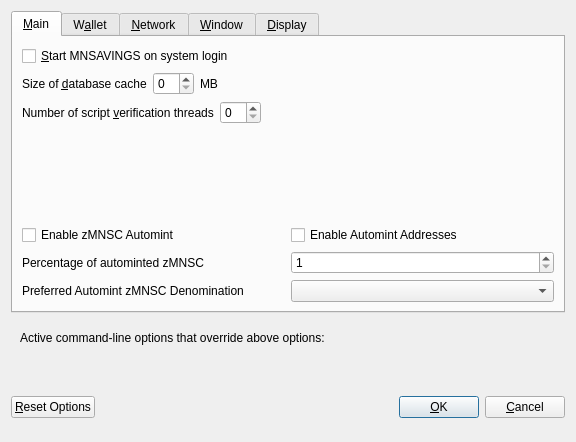
Before: the Qt Designer form src/qt/forms/optionsdialog.ui in mnsccoin/src, drawn with Qt 5.
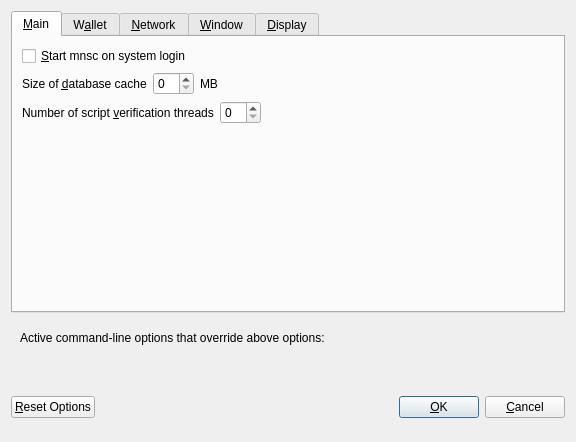
After: the same form once the commit is applied. Custom widgets are drawn as their Qt base class.

The edit to the form file:
```diff
--- a/src/qt/forms/optionsdialog.ui
+++ b/src/qt/forms/optionsdialog.ui
@@ -33,7 +33,7 @@
           <string>Automatically start MNSAVINGS after logging in to the system.</string>
          </property>
          <property name="text">
-          <string>&amp;Start MNSAVINGS on system login</string>
+          <string>&amp;Start mnsc on system login</string>
          </property>
         </widget>
        </item>
@@ -130,111 +130,6 @@
          </property>
         </spacer>
        </item>
-       <item>
-        <widget class="QWidget" name="verticalZmnscOptionsWidget" native="true">
-         <layout class="QVBoxLayout" name="verticalZmnscOptionsLayout">
-          <property name="margin">
-           <number>0</number>
-          </property>
-          <item>
-           <layout class="QHBoxLayout" name="horizontalAutomintingLayout">
-            <item>
-             <widget class="QCheckBox" name="checkBoxZeromintEnable">
-              <property name="toolTip">
-               <string>Enable automatic minting of MNSC units to zMNSC</string>
-              </property>
-              <property name="layoutDirection">
-               <enum>Qt::LeftToRight</enum>
-              </property>
-              <property name="text">
-               <string>Enable zMNSC Automint</string>
-              </property>
-             </widget>
-            </item>
-            <item>
-             <widget class="QCheckBox" name="checkBoxZeromintAddresses">
-              <property name="toolTip">
-               <string>Enable automatic zMNSC minting from specific addresses</string>
-              </property>
-              <property name="layoutDirection">
-               <enum>Qt::LeftToRight</enum>
-              </property>
-              <property name="text">
-               <string>Enable Automint Addresses</string>
-              </property>
-             </widget>
-            </item>
-           </layout>
-          </item>
-          <item>
-           <layout class="QHBoxLayout" name="horizontalZmintPercentageLayout">
-            <item>
-             <widget class="QLabel" name="percentage_label">
-              <property name="toolTip">
-               <string>Percentage of incoming MNSC which get automatically converted to zMNSC via Zerocoin Protocol (min: 10%)</string>
-              </property>
-              <property name="text">
-               <string>Percentage of autominted zMNSC</string>
-              </property>
-             </widget>
-            </item>
-            <item>
-             <widget class="QSpinBox" name="zeromintPercentage">
-              <property name="minimum">
-               <number>1</number>
-              </property>
-              <property name="maximum">
-               <number>100</number>
-              </property>
-             </widget>
-            </item>
-           </layout>
-          </item>
-          <item>
-           <layout class="QHBoxLayout" name="horizontalLayout" stretch="0,0">
-            <property name="sizeConstraint">
-             <enum>QLayout::SetFixedSize</enum>
-            </property>
-            <item>
-             <widget class="QLabel" name="labelPreferredDenom">
-              <property name="maximumSize">
-               <size>
-                <width>16777215</width>
-                <height>16777215</height>
-               </size>
-              </property>
-              <property name="toolTip">
-               <string>Wait with automatic conversion to Zerocoin until enough MNSC for this denomination is available</string>
-              </property>
-              <property name="text">
-               <string>Preferred Automint zMNSC Denomination</string>
-              </property>
-             </widget>
-            </item>
-            <item>
-             <widget class="QComboBox" name="preferredDenom">
-              <property name="maximumSize">
-               <size>
-                <width>16777215</width>
-                <height>27</height>
-               </size>
-              </property>
-              <property name="toolTip">
-               <string>Wait with automatic conversion to Zerocoin until enough MNSC for this denomination is available</string>
-              </property>
-              <property name="maxVisibleItems">
-               <number>9</number>
-              </property>
-              <property name="maxCount">
-               <number>9</number>
-              </property>
-             </widget>
-            </item>
-           </layout>
-          </item>
-         </layout>
-        </widget>
-       </item>
       </layout>
      </widget>
      <widget class="QWidget" name="tabWallet">
```
Left out of the diff: 14 changed lines with no effect on the pictures.
